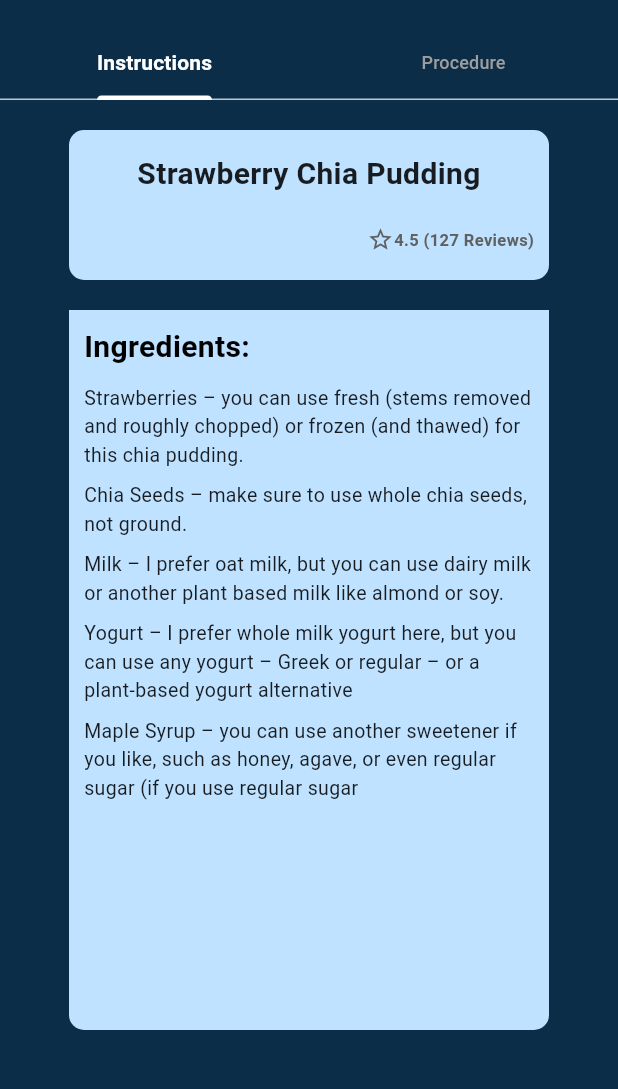
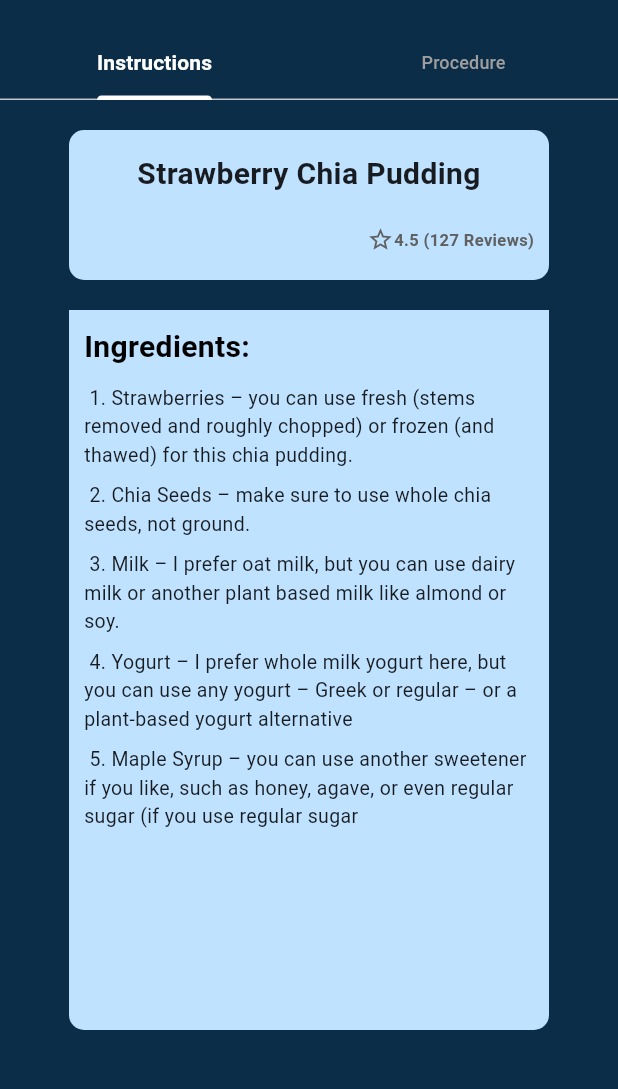
Before and after one commit to CaelaGilbao/cc206-Cal_fit, a Flutter app: the screen it shows after launch, on a phone screen of 412 x 824 dp, the part 56-1145 px from its top. Run offline on Flutter 3.47's test engine with Material 2 defaults, Android fonts, the phone set to English and light mode, and no system bars; Roboto replaces fonts that are missing (Poppins); project files that could hold a hidden picture were left out.

Commit message:
content for instruction

```diff
--- a/lib/components/instructions_tab.dart
+++ b/lib/components/instructions_tab.dart
@@ -94,7 +94,7 @@ class InstructionsTab extends StatelessWidget {
                   height: 10,
                 ),
                 Text(
-                  'Strawberries – you can use fresh (stems removed and roughly chopped) or frozen (and thawed) for this chia pudding. ',
+                  ' 1. Strawberries – you can use fresh (stems removed and roughly chopped) or frozen (and thawed) for this chia pudding. ',
                   style: TextStyle(
                     fontFamily: 'Poppins',
                     fontWeight: FontWeight.normal,
@@ -105,7 +105,7 @@ class InstructionsTab extends StatelessWidget {
                   height: 8,
                 ),
                 Text(
-                  'Chia Seeds – make sure to use whole chia seeds, not ground.',
+                  ' 2. Chia Seeds – make sure to use whole chia seeds, not ground.',
                   style: TextStyle(
                     fontFamily: 'Poppins',
                     fontWeight: FontWeight.normal,
@@ -116,7 +116,7 @@ class InstructionsTab extends StatelessWidget {
                   height: 8,
                 ),
                 Text(
-                  'Milk – I prefer oat milk, but you can use dairy milk or another plant based milk like almond or soy.',
+                  ' 3. Milk – I prefer oat milk, but you can use dairy milk or another plant based milk like almond or soy.',
                   style: TextStyle(
                     fontFamily: 'Poppins',
                     fontWeight: FontWeight.normal,
@@ -127,7 +127,7 @@ class InstructionsTab extends StatelessWidget {
                   height: 8,
                 ),
                 Text(
-                  'Yogurt – I prefer whole milk yogurt here, but you can use any yogurt – Greek or regular – or a plant-based yogurt alternative',
+                  ' 4. Yogurt – I prefer whole milk yogurt here, but you can use any yogurt – Greek or regular – or a plant-based yogurt alternative',
                   style: TextStyle(
                     fontFamily: 'Poppins',
                     fontWeight: FontWeight.normal,
@@ -138,7 +138,7 @@ class InstructionsTab extends StatelessWidget {
                   height: 8,
                 ),
                 Text(
-                  'Maple Syrup – you can use another sweetener if you like, such as honey, agave, or even regular sugar (if you use regular sugar',
+                  ' 5. Maple Syrup – you can use another sweetener if you like, such as honey, agave, or even regular sugar (if you use regular sugar',
                   style: TextStyle(
                     fontFamily: 'Poppins',
                     fontWeight: FontWeight.normal,
```
Also changed, not shown: lib/components/procedure_tab.dart (+6 -8 lines).
